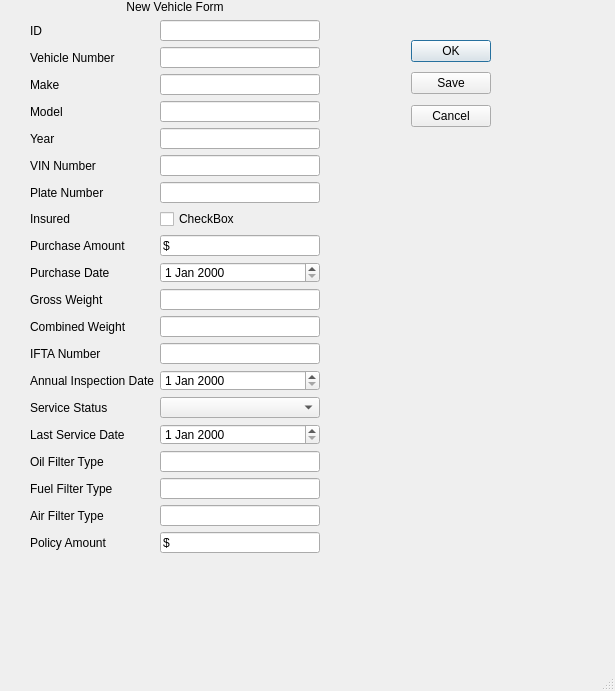
Old version of the form SoftwareApplication/newvehicle.ui in the repository mkalikas/InventoryTracking.
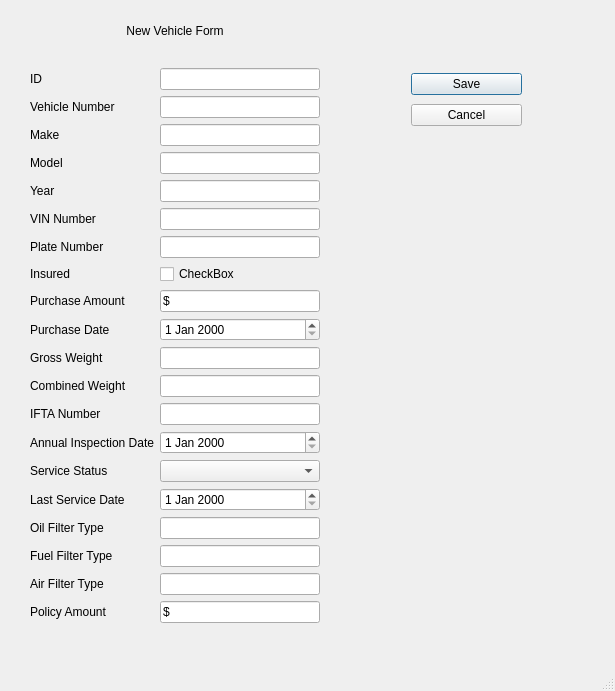
New version of the form.

Patch:
```diff
--- a/SoftwareApplication/newvehicle.ui
+++ b/SoftwareApplication/newvehicle.ui
@@ -25,13 +25,13 @@
   <property name="sizeGripEnabled">
    <bool>true</bool>
   </property>
-  <widget class="QWidget" name="">
+  <widget class="QWidget" name="layoutWidget">
    <property name="geometry">
     <rect>
      <x>30</x>
      <y>0</y>
      <width>290</width>
-     <height>553</height>
+     <height>623</height>
     </rect>
    </property>
    <layout class="QHBoxLayout" name="horizontalLayout">
@@ -205,6 +205,9 @@
           <property name="text">
            <string>Gross Weight</string>
           </property>
+          <property name="textFormat">
+           <enum>Qt::AutoText</enum>
+          </property>
          </widget>
         </item>
         <item row="13" column="0">
@@ -346,13 +349,13 @@
     </item>
    </layout>
   </widget>
-  <widget class="QWidget" name="">
+  <widget class="QWidget" name="layoutWidget">
    <property name="geometry">
     <rect>
      <x>411</x>
-     <y>40</y>
+     <y>70</y>
      <width>111</width>
-     <height>91</height>
+     <height>61</height>
     </rect>
    </property>
    <layout class="QVBoxLayout" name="verticalLayout_2">
@@ -360,44 +363,16 @@
      <enum>QLayout::SetDefaultConstraint</enum>
     </property>
     <item>
-     <widget class="QDialogButtonBox" name="okButton">
-      <property name="focusPolicy">
-       <enum>Qt::ClickFocus</enum>
+     <widget class="QPushButton" name="pushButton_save">
+      <property name="text">
+       <string>Save</string>
       </property>
-      <property name="toolTip">
-       <string>&lt;html&gt;&lt;head/&gt;&lt;body&gt;&lt;p&gt;Save and Exit&lt;/p&gt;&lt;p&gt;&lt;br/&gt;&lt;/p&gt;&lt;/body&gt;&lt;/html&gt;</string>
-      </property>
-      <property name="orientation">
-       <enum>Qt::Vertical</enum>
-      </property>
-      <property name="standardButtons">
-       <set>QDialogButtonBox::Ok</set>
-      </property>
      </widget>
     </item>
     <item>
-     <widget class="QDialogButtonBox" name="saveButton">
-      <property name="toolTip">
-       <string>&lt;html&gt;&lt;head/&gt;&lt;body&gt;&lt;p&gt;Save&lt;/p&gt;&lt;/body&gt;&lt;/html&gt;</string>
-      </property>
-      <property name="orientation">
-       <enum>Qt::Vertical</enum>
-      </property>
-      <property name="standardButtons">
-       <set>QDialogButtonBox::Save</set>
-      </property>
-     </widget>
-    </item>
-    <item>
-     <widget class="QDialogButtonBox" name="cancelButton">
-      <property name="toolTip">
-       <string>&lt;html&gt;&lt;head/&gt;&lt;body&gt;&lt;p&gt;Cancel without saving&lt;/p&gt;&lt;/body&gt;&lt;/html&gt;</string>
-      </property>
-      <property name="orientation">
-       <enum>Qt::Vertical</enum>
-      </property>
-      <property name="standardButtons">
-       <set>QDialogButtonBox::Cancel</set>
+     <widget class="QPushButton" name="pushButton_cancel">
+      <property name="text">
+       <string>Cancel</string>
       </property>
      </widget>
     </item>
```
Left out of the diff: 45 changed lines with no effect on the pictures.
